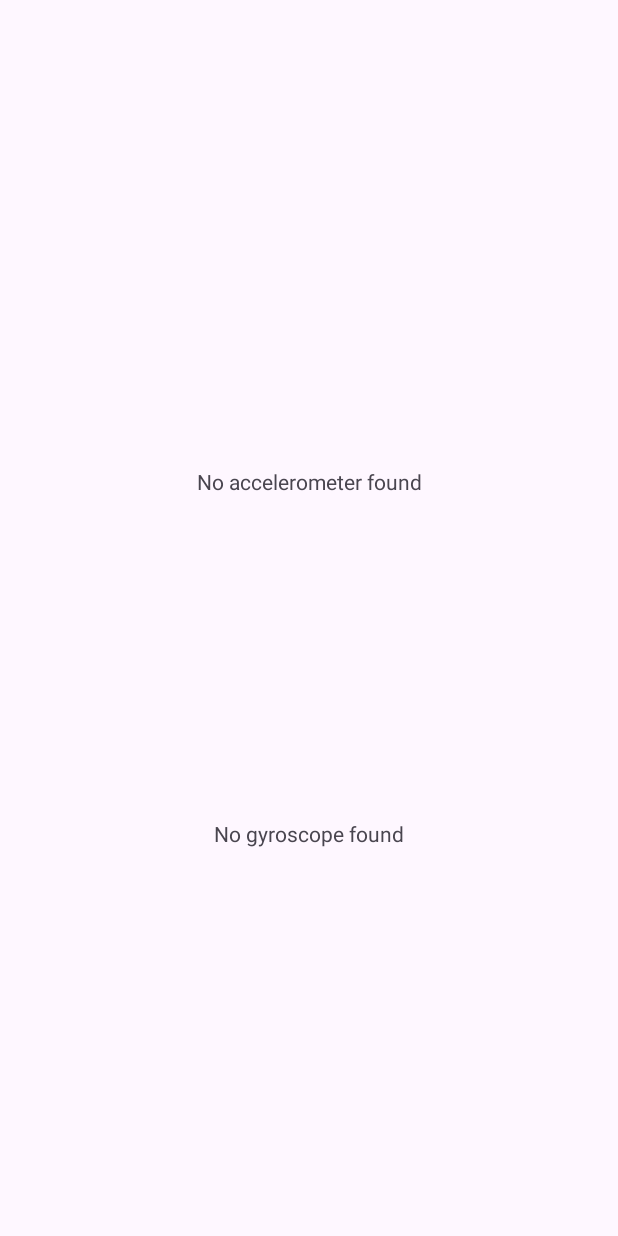
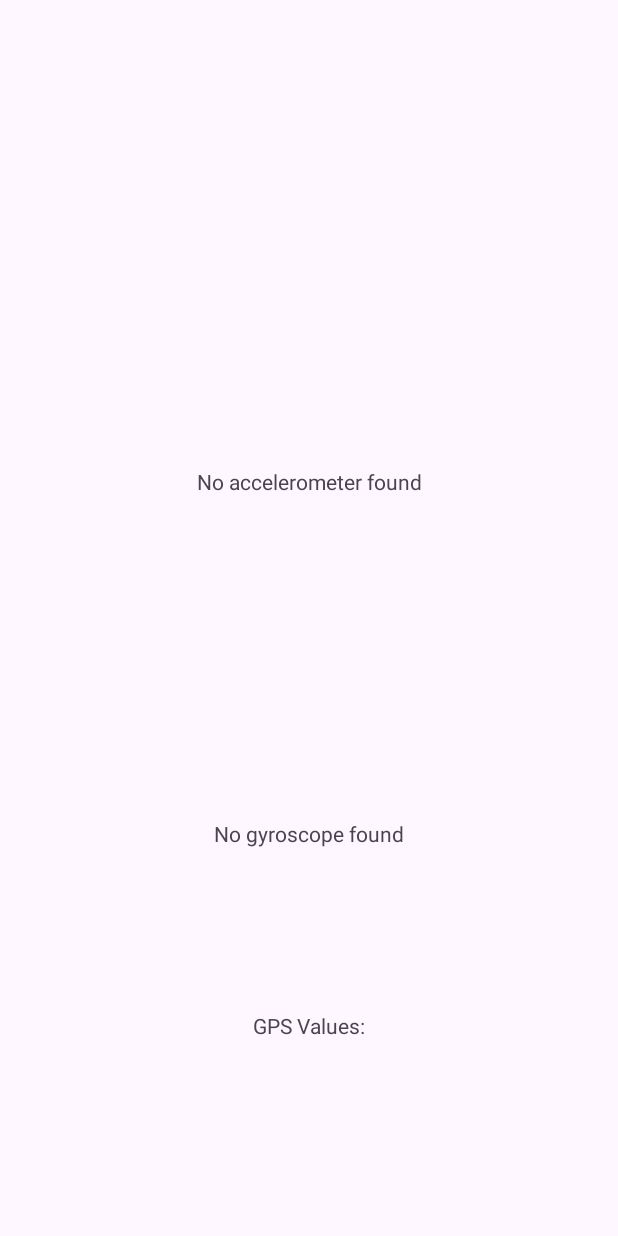
Before and after one commit to Szpendlik/AlpikacjaRatunkowa, an Android app: the screen it shows after launch (MainActivity), on a phone screen of 412 x 824 dp. Before the commit the screen is almost empty. Run offline under Robolectric (Android 15) with nearby library versions, the phone set to English and light mode, and no system bars.

Commit message:
Added Location

```diff
--- a/app/build.gradle.kts
+++ b/app/build.gradle.kts
@@ -41,6 +41,7 @@ dependencies {
     implementation("androidx.appcompat:appcompat:1.6.1")
     implementation("com.google.android.material:material:1.11.0")
     implementation("androidx.constraintlayout:constraintlayout:2.1.4")
+    implementation("com.google.android.gms:play-services-location:21.1.0")
     testImplementation("junit:junit:4.13.2")
     androidTestImplementation("androidx.test.ext:junit:1.1.5")
     androidTestImplementation("androidx.test.espresso:espresso-core:3.5.1")
--- a/app/src/main/java/com/example/alpikacjaratunkowa/MainActivity.kt
+++ b/app/src/main/java/com/example/alpikacjaratunkowa/MainActivity.kt
@@ -1,22 +1,33 @@
 package com.example.alpikacjaratunkowa
 
+import PermissionUtils
+import android.Manifest
 import android.annotation.SuppressLint
 import android.content.Context
+import android.content.pm.PackageManager
 import android.hardware.Sensor
 import android.hardware.SensorEvent
 import android.hardware.SensorEventListener
 import android.hardware.SensorManager
+import android.location.Location
+import android.os.Bundle
+import android.util.Log
+import android.widget.TextView
 import androidx.appcompat.app.AppCompatActivity
-import android.os.Bundle
-import android.widget.TextView
+import androidx.core.app.ActivityCompat
+import com.google.android.gms.location.FusedLocationProviderClient
+import com.google.android.gms.location.LocationServices
+
 
 class MainActivity : AppCompatActivity(),SensorEventListener {
 
     private lateinit var sensorManager: SensorManager
     private val acceletometer: Sensor? = null
     private val gyroscope: Sensor? = null
+    private lateinit var fusedLocationClient: FusedLocationProviderClient
     private lateinit var accelerometerValues: TextView
     private lateinit var gyroscopeValues: TextView
+    private lateinit var gpsValues: TextView
 
     @SuppressLint("SetTextI18n")
     override fun onCreate(savedInstanceState: Bundle?) {
@@ -25,10 +36,12 @@ class MainActivity : AppCompatActivity(),SensorEventListener {
 
         accelerometerValues = findViewById(R.id.accelerometrValues)
         gyroscopeValues = findViewById(R.id.gyroscopeValues)
+        gpsValues = findViewById(R.id.gpsValues)
 
         val sensorManager = getSystemService(Context.SENSOR_SERVICE) as SensorManager
         val accelerometer: Sensor? = sensorManager.getDefaultSensor(Sensor.TYPE_ACCELEROMETER)
-        val  gyroscope: Sensor? = sensorManager.getDefaultSensor(Sensor.TYPE_GYROSCOPE)
+        val gyroscope: Sensor? = sensorManager.getDefaultSensor(Sensor.TYPE_GYROSCOPE)
+        val gps = LocationServices.getFusedLocationProviderClient(this)
 
         if (accelerometer != null){
             sensorManager.registerListener(this,accelerometer,SensorManager.SENSOR_DELAY_NORMAL)
@@ -41,7 +54,31 @@ class MainActivity : AppCompatActivity(),SensorEventListener {
         }else{
             gyroscopeValues.text = "No gyroscope found"
         }
+
+        if (ActivityCompat.checkSelfPermission(
+                this,
+                Manifest.permission.ACCESS_FINE_LOCATION
+            ) != PackageManager.PERMISSION_GRANTED && ActivityCompat.checkSelfPermission(
+                this,
+                Manifest.permission.ACCESS_COARSE_LOCATION
+            ) != PackageManager.PERMISSION_GRANTED
+        ) {
+            Log.d("NOHOMO","NOHOMO")
+            ActivityCompat.requestPermissions(
+                this,
+                arrayOf<String>(
+                    Manifest.permission.ACCESS_FINE_LOCATION,
+                    Manifest.permission.ACCESS_COARSE_LOCATION
+                ),
+                1
+            )
+            return
+        }
+        gps.lastLocation.addOnSuccessListener { location: Location? ->
+            gpsValues.text = location.toString()
+        }
     }
+
     @SuppressLint("SetTextI18n")
     override fun onSensorChanged(event: SensorEvent) {
         if (event.sensor.type == Sensor.TYPE_ACCELEROMETER) {
@@ -63,6 +100,7 @@ class MainActivity : AppCompatActivity(),SensorEventListener {
     }
 
     override fun onAccuracyChanged(sensor: Sensor?, accuracy: Int) {
+        println("Implemented onAccuracyChanged MainAcitvieit")
     }
 
     override fun onDestroy() {
--- a/app/src/main/res/layout/activity_main.xml
+++ b/app/src/main/res/layout/activity_main.xml
@@ -28,4 +28,15 @@
         app:layout_constraintTop_toBottomOf="@+id/accelerometrValues"
         app:layout_constraintVertical_bias="0.454" />
 
+    <TextView
+        android:id="@+id/gpsValues"
+        android:layout_width="wrap_content"
+        android:layout_height="wrap_content"
+        android:text="GPS Values:"
+        app:layout_constraintBottom_toBottomOf="parent"
+        app:layout_constraintEnd_toEndOf="parent"
+        app:layout_constraintStart_toStartOf="parent"
+        app:layout_constraintTop_toBottomOf="@+id/gyroscopeValues"
+        app:layout_constraintVertical_bias="0.454" />
+
 </androidx.constraintlayout.widget.ConstraintLayout>
```
